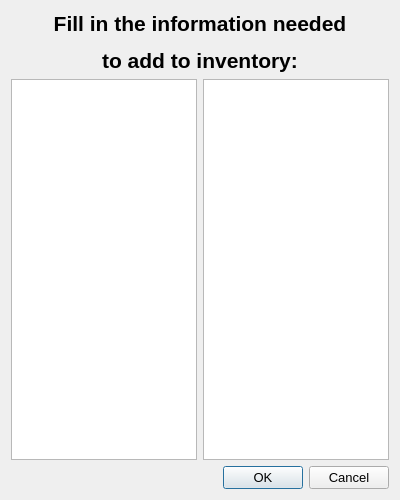
Above: additemdialog.ui from EtoDrowsy/CS499 before the change. Below: the same form after it.
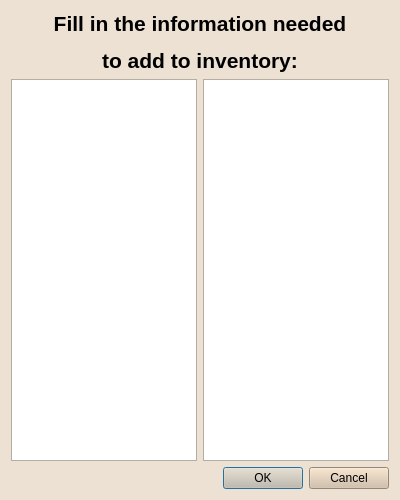
That is the form after the change.

Commit message: Adjusted the colors of the UI files to more align with the inventorywindow, fixed some errors with regards to getIndex function, and included it within the header of inverntorywinow.h.

Patch:
```diff
--- a/additemdialog.ui
+++ b/additemdialog.ui
@@ -10,6 +10,52 @@
     <height>500</height>
    </rect>
   </property>
+  <property name="palette">
+   <palette>
+    <active>
+     <colorrole role="Window">
+      <brush brushstyle="SolidPattern">
+       <color alpha="255">
+        <red>236</red>
+        <green>225</green>
+        <blue>210</blue>
+       </color>
+      </brush>
+     </colorrole>
+    </active>
+    <inactive>
+     <colorrole role="Window">
+      <brush brushstyle="SolidPattern">
+       <color alpha="255">
+        <red>236</red>
+        <green>225</green>
+        <blue>210</blue>
+       </color>
+      </brush>
+     </colorrole>
+    </inactive>
+    <disabled>
+     <colorrole role="Base">
+      <brush brushstyle="SolidPattern">
+       <color alpha="255">
+        <red>236</red>
+        <green>225</green>
+        <blue>210</blue>
+       </color>
+      </brush>
+     </colorrole>
+     <colorrole role="Window">
+      <brush brushstyle="SolidPattern">
+       <color alpha="255">
+        <red>236</red>
+        <green>225</green>
+        <blue>210</blue>
+       </color>
+      </brush>
+     </colorrole>
+    </disabled>
+   </palette>
+  </property>
   <property name="font">
    <font>
     <pointsize>10</pointsize>
@@ -81,6 +127,9 @@
    </item>
    <item row="2" column="1">
     <widget class="QDialogButtonBox" name="buttonBox">
+     <property name="styleSheet">
+      <string notr="true">background-color:rgb(209, 188, 164)</string>
+     </property>
      <property name="orientation">
       <enum>Qt::Orientation::Horizontal</enum>
      </property>
```
The commit also changes 10 other files.
